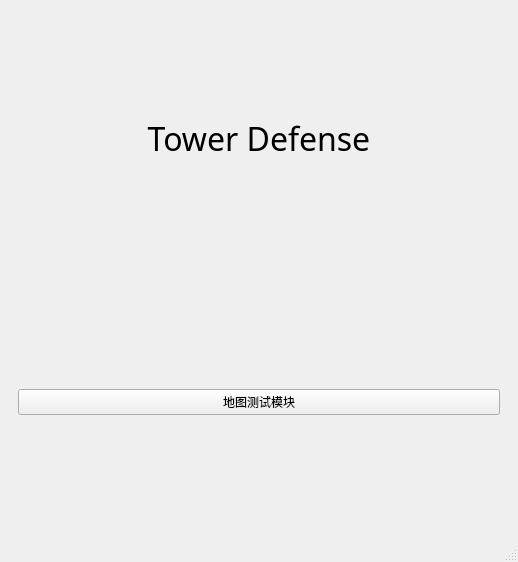
The window that TowerDefense/mainwindow.ui (yunzinan/TowerDefense) describes before a commit, drawn with Qt 5.
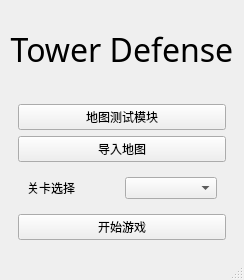
The same window after the commit.

Commit message: [upd]完成了游戏场景的搭建, 下一步做塔和敌人的基类

Diff of the .ui file:
```diff
--- a/TowerDefense/mainwindow.ui
+++ b/TowerDefense/mainwindow.ui
@@ -6,8 +6,8 @@
    <rect>
     <x>0</x>
     <y>0</y>
-    <width>518</width>
-    <height>562</height>
+    <width>244</width>
+    <height>280</height>
    </rect>
   </property>
   <property name="windowTitle">
@@ -41,6 +41,40 @@
          </property>
         </widget>
        </item>
+       <item>
+        <widget class="QPushButton" name="pb_loadMap">
+         <property name="text">
+          <string>导入地图</string>
+         </property>
+        </widget>
+       </item>
+       <item>
+        <widget class="QWidget" name="widget_2" native="true">
+         <layout class="QHBoxLayout" name="horizontalLayout">
+          <item>
+           <widget class="QLabel" name="label_2">
+            <property name="text">
+             <string>关卡选择</string>
+            </property>
+           </widget>
+          </item>
+          <item>
+           <widget class="QComboBox" name="comboBox">
+            <property name="currentText">
+             <string/>
+            </property>
+           </widget>
+          </item>
+         </layout>
+        </widget>
+       </item>
+       <item>
+        <widget class="QPushButton" name="pb_start">
+         <property name="text">
+          <string>开始游戏</string>
+         </property>
+        </widget>
+       </item>
       </layout>
      </widget>
     </item>
```
The commit also changes 17 other files.
